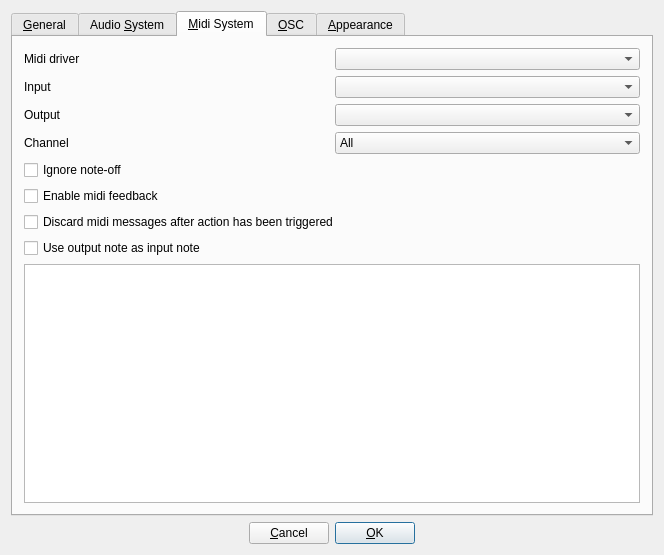
Before: the Qt Designer form src/gui/src/PreferencesDialog_UI.ui in hydrogen-music/hydrogen, drawn with Qt 5.
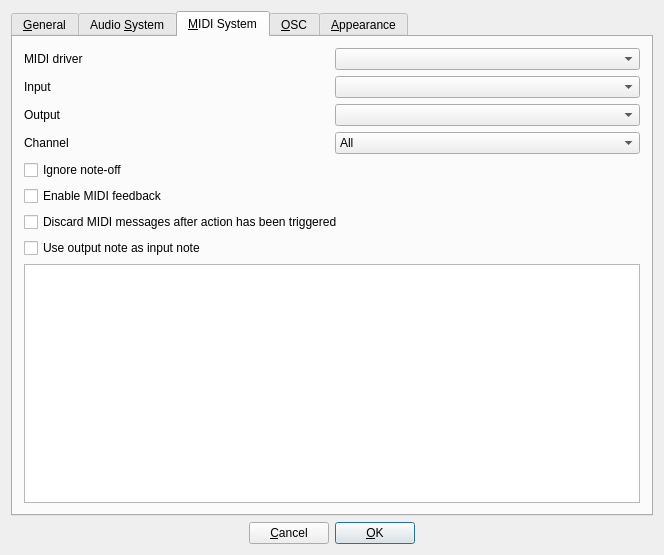
After: the same form once the commit is applied. The open tabs and pages were chosen to show the change. Custom widgets are drawn as their Qt base class.

Commit message:
capitalize acronyms
in addition I changed the composition of many translatable strings in the PreferencesDialog in order for HTML tags to not occur in the .ts files

Patch:
```diff
--- a/src/gui/src/PreferencesDialog_UI.ui
+++ b/src/gui/src/PreferencesDialog_UI.ui
@@ -605,7 +605,7 @@
      </widget>
      <widget class="QWidget" name="tab_3">
       <attribute name="title">
-       <string>&amp;Midi System</string>
+       <string>&amp;MIDI System</string>
       </attribute>
       <layout class="QVBoxLayout" name="verticalLayout_5">
        <item>
@@ -615,7 +615,7 @@
            <item>
             <widget class="QLabel" name="textLabel1_5">
              <property name="text">
-              <string>Midi driver</string>
+              <string>MIDI driver</string>
              </property>
             </widget>
            </item>
@@ -790,14 +790,14 @@
          <item>
           <widget class="QCheckBox" name="m_pEnableMidiFeedbackCheckBox">
            <property name="text">
-            <string>Enable midi feedback</string>
+            <string>Enable MIDI feedback</string>
            </property>
           </widget>
          </item>
          <item>
           <widget class="QCheckBox" name="m_pDiscardMidiMsgCheckbox">
            <property name="text">
-            <string>Discard midi messages after action has been triggered</string>
+            <string>Discard MIDI messages after action has been triggered</string>
            </property>
           </widget>
          </item>
```
Left out of the diff: 2 changed lines with no effect on the pictures. The commit also changes 2 other files.
